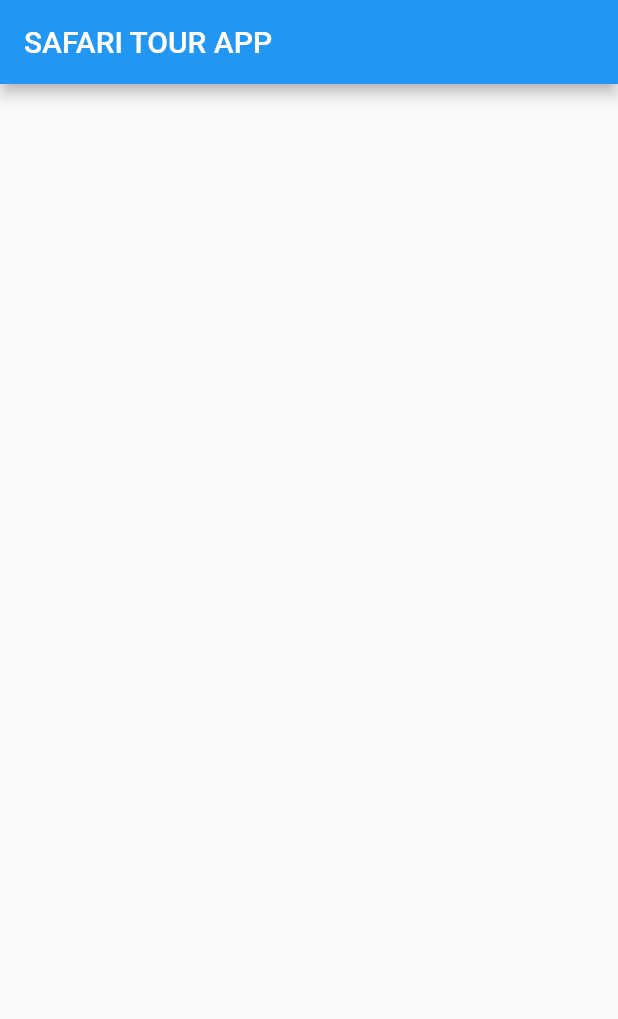
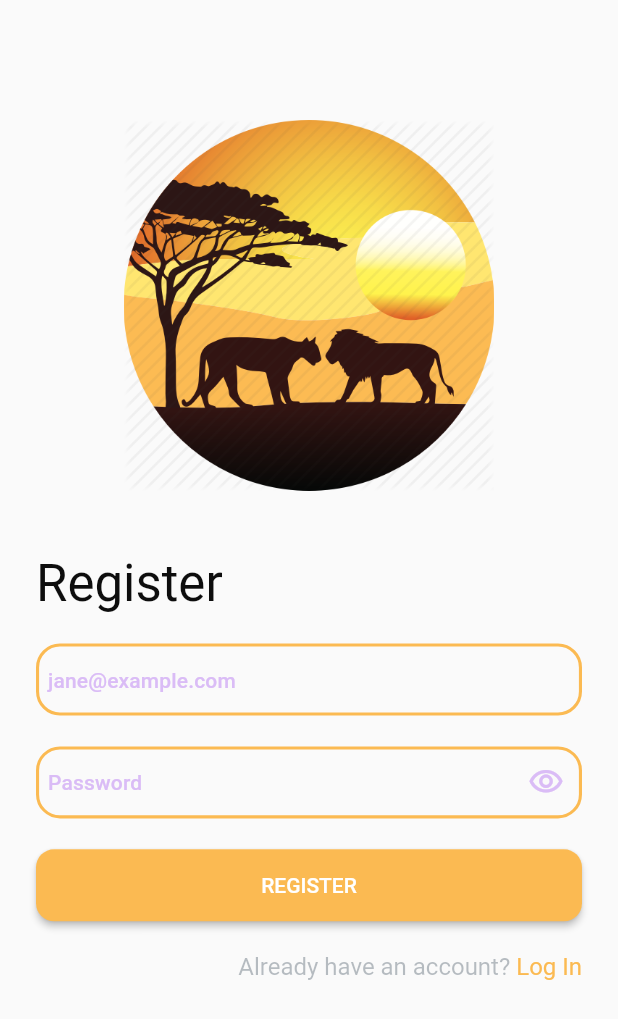
Before and after one commit to Sedatdynn/SafariTourApp, a Flutter app: the screen it shows after launch, on a phone screen of 412 x 824 dp. Shown: the top 1019 px of the screen. Run offline on Flutter 3.47's test engine with Material 2 defaults, Android fonts, the light colour scheme and no system bars; our stand-ins replace bloc.

Commit message:
register ui implemented

```diff
--- /dev/null
+++ b/safari_tour_app/lib/feature/register/view/register.dart
@@ -0,0 +1,137 @@
+import 'package:flutter/material.dart';
+import 'package:safari_tour_app/feature/launch/view/launch.dart';
+import 'package:safari_tour_app/product/const/text/app_text.dart';
+import 'package:safari_tour_app/product/extension/images/png/png_images.dart';
+import 'package:safari_tour_app/product/extension/responsive/responsive.dart';
+
+import '../../../product/const/theme/colors.dart';
+import '../../../product/enums/images/image_enums.dart';
+import '../../../product/widget/button/active_button.dart';
+import '../../../product/widget/sizedBox/sized_box.dart';
+import '../../../product/widget/textfield/auth_textfield.dart';
+
+class RegisterView extends StatefulWidget {
+  const RegisterView({Key? key}) : super(key: key);
+  @override
+  State<RegisterView> createState() => _RegisterViewState();
+}
+
+class _RegisterViewState extends State<RegisterView> {
+  final TextEditingController _emailController = TextEditingController();
+  final TextEditingController _passwordController = TextEditingController();
+  bool isVisible = false;
+  @override
+  Widget build(BuildContext context) {
+    return Scaffold(
+      appBar: AppBar(
+        elevation: 0,
+        backgroundColor: AppColors.transparent,
+      ),
+      body: Padding(
+        padding: context.extremeAllPadding,
+        child: buildMainBody(context),
+      ),
+    );
+  }
+
+  SingleChildScrollView buildMainBody(BuildContext context) {
+    return SingleChildScrollView(
+      child: Column(
+        children: [
+          SizedBox(
+              height: context.dynamicHeight(0.3),
+              child: ImagePaths.safari.toWidget()),
+          ConstSpace(
+            height: context.dynamicHeight(0.05),
+          ),
+          buildRegisterText(context),
+          const ConstSpace(),
+          buildEmailTextfield(),
+          const ConstSpace(),
+          buildPasswordTextfield(),
+          const ConstSpace(),
+          buildLoginButton(context),
+          const ConstSpace(),
+          buildBottomText(context),
+        ],
+      ),
+    );
+  }
+
+  Align buildRegisterText(BuildContext context) {
+    return Align(
+      alignment: Alignment.centerLeft,
+      child: Text(
+        AppText.register,
+        style: Theme.of(context)
+            .textTheme
+            .headlineMedium
+            ?.copyWith(color: AppColors.black),
+      ),
+    );
+  }
+
+  ProductTextField buildEmailTextfield() {
+    return ProductTextField(
+      controller: _emailController,
+      validator: (value) => (value ?? "").contains("@") ? null : AppText.wrong,
+      hintText: AppText.exampleMail,
+      keyboardType: TextInputType.emailAddress,
+    );
+  }
+
+  ProductTextField buildPasswordTextfield() {
+    return ProductTextField(
+      controller: _passwordController,
+      validator: (value) => null,
+      hintText: AppText.password,
+      keyboardType: TextInputType.emailAddress,
+      secondIcon: Icons.visibility_outlined,
+      firstIcon: Icons.visibility_off_outlined,
+      passwordVisible: isVisible,
+      onPressed: () {
+        setState(() {
+          isVisible = !isVisible;
+        });
+      },
+    );
+  }
+
+  SizedBox buildLoginButton(BuildContext context) {
+    return SizedBox(
+      width: context.width,
+      child: ActiveButton(
+        label: AppText.register.toUpperCase(),
+        onPressed: () {},
+      ),
+    );
+  }
+
+  buildBottomText(BuildContext context) {
+    return Row(
+      mainAxisAlignment: MainAxisAlignment.end,
+      children: [
+        Text(
+          AppText.haveAccount,
+          style: Theme.of(context).textTheme.titleMedium?.copyWith(
+                color: AppColors.darkGrey.withOpacity(0.4),
+              ),
+        ),
+        InkWell(
+          onTap: () => Navigator.push(
+              context,
+              MaterialPageRoute(
+                builder: (context) => const LaunchView(),
+              )),
+          child: Text(
+            AppText.login,
+            style: Theme.of(context)
+                .textTheme
+                .titleMedium
+                ?.copyWith(color: AppColors.button),
+          ),
+        ),
+      ],
+    );
+  }
+}
--- a/safari_tour_app/lib/feature/splash/view/splash_view.dart
+++ b/safari_tour_app/lib/feature/splash/view/splash_view.dart
@@ -1,6 +1,7 @@
 import 'dart:async';
 
 import 'package:flutter/material.dart';
+import 'package:safari_tour_app/feature/register/view/register.dart';
 import 'package:safari_tour_app/product/extension/responsive/responsive.dart';
 
 import '../../../product/const/duration/duration.dart';
@@ -25,7 +26,8 @@ class _SplashScreenViewState extends State<SplashScreenView> {
     return Timer(Durations.slow, () {
       setState(() {
         Navigator.of(context).pushAndRemoveUntil(
-            MaterialPageRoute(builder: (context) => const LaunchView()),
+            MaterialPageRoute(
+                builder: (context) => const RegisterView()), //LaunchView()),
             (route) => false);
       });
     });
@@ -74,7 +76,7 @@ class _SplashScreenViewState extends State<SplashScreenView> {
     return AnimatedOpacity(
       opacity: _isVisible ? 1.0 : 0,
       duration: Durations.slow,
-      child: Center(
+      child: const Center(
         child: ClipOval(
             // child: ImagePaths.logo.toWidget(),
             ),
@@ -86,7 +88,7 @@ class _SplashScreenViewState extends State<SplashScreenView> {
     return Positioned(
       bottom: context.dynamicHeight(0.05),
       child: Row(
-        children: [
+        children: const [
           // ImagePaths.flash.toWidget(),
           // ImagePaths.tech.toWidget(),
         ],
--- a/safari_tour_app/lib/main.dart
+++ b/safari_tour_app/lib/main.dart
@@ -12,6 +12,7 @@ class MyApp extends StatelessWidget {
   Widget build(BuildContext context) {
     return MaterialApp(
       title: 'Flutter Demo',
+      debugShowCheckedModeBanner: false,
       theme: ThemeData(
         primarySwatch: Colors.blue,
       ),
--- /dev/null
+++ b/safari_tour_app/lib/product/const/border/border_radi.dart
@@ -0,0 +1,30 @@
+import 'package:flutter/material.dart';
+
+class BorderRadi {
+  /// Extreme low circular border, radius: 8.
+  static const BorderRadius extremeLowCircular =
+      BorderRadius.all(Radius.circular(8));
+
+  /// Low circular border, radius: 12.
+  static const BorderRadius lowCircular = BorderRadius.all(Radius.circular(12));
+
+  /// Low-Medium circular border, radius: 16.
+  static const BorderRadius lowMedCircular =
+      BorderRadius.all(Radius.circular(16));
+
+  /// Medium circular border, radius: 18.
+  static const BorderRadius mediumCircular =
+      BorderRadius.all(Radius.circular(18));
+
+  /// Medium-High circular border, radius: 24.
+  static const BorderRadius medHighCircular =
+      BorderRadius.all(Radius.circular(24));
+
+  /// High circular border, radius: 26.
+  static const BorderRadius highCircular =
+      BorderRadius.all(Radius.circular(26));
+
+  /// Extreme circular border, radius: 30.
+  static const BorderRadius extremeCircular =
+      BorderRadius.all(Radius.circular(30));
+}
--- /dev/null
+++ b/safari_tour_app/lib/product/const/border/border_shape.dart
@@ -0,0 +1,29 @@
+import 'package:flutter/material.dart';
+
+import 'border_radi.dart';
+
+class ShapedBorders {
+  /// Low rounded rectangle shaped border. Radius: 12.
+  static const RoundedRectangleBorder roundedLow =
+      RoundedRectangleBorder(borderRadius: BorderRadi.lowCircular);
+
+  /// Low-Medium rounded rectangle shaped border. Radius: 16.
+  static const RoundedRectangleBorder roundedLowMed =
+      RoundedRectangleBorder(borderRadius: BorderRadi.lowMedCircular);
+
+  /// Medium rounded rectangle shaped border. Radius: 18.
+  static const RoundedRectangleBorder roundedMedium =
+      RoundedRectangleBorder(borderRadius: BorderRadi.mediumCircular);
+
+  /// Medium-High rounded rectangle shaped border. Radius: 24.
+  static const RoundedRectangleBorder roundedMedHigh =
+      RoundedRectangleBorder(borderRadius: BorderRadi.medHighCircular);
+
+  /// High rounded rectangle shaped border. Radius: 26.
+  static const RoundedRectangleBorder roundedHigh =
+      RoundedRectangleBorder(borderRadius: BorderRadi.highCircular);
+
+  /// Extremely rounded rectangle shaped border. Radius: 30.
+  static const RoundedRectangleBorder roundedExtreme =
+      RoundedRectangleBorder(borderRadius: BorderRadi.extremeCircular);
+}
--- /dev/null
+++ b/safari_tour_app/lib/product/const/decoration/textFieldDeco/textfield_deco.dart
@@ -0,0 +1,52 @@
+import 'package:flutter/material.dart';
+import 'package:safari_tour_app/product/extension/responsive/responsive.dart';
+
+import '../../border/border_radi.dart';
+import '../../theme/colors.dart';
+
+class ProductTextFieldDecoration extends InputDecoration {
+  ProductTextFieldDecoration(
+      BuildContext context,
+      String? hintText,
+      IconData? firstIcon,
+      IconData? secondIcon,
+      bool? passwordVisible,
+      VoidCallback? onPressed)
+      : super(
+            contentPadding: context.lowAllPadding,
+            enabledBorder: focusedBorderStyle(context),
+            focusedBorder: focusedBorderStyle(context),
+            border: standardBorder(context),
+            hintText: hintText,
+            hintStyle: Theme.of(context).textTheme.titleSmall?.copyWith(
+                  color: AppColors.mainPrimary,
+                ),
+            suffixIcon: IconButton(
+              icon: Icon(
+                (passwordVisible ?? false) ? firstIcon : secondIcon,
+                color: AppColors.mainPrimary,
+              ),
+              onPressed: onPressed,
+            ));
+
+  static OutlineInputBorder focusedBorderStyle(BuildContext context) {
+    return OutlineInputBorder(
+      borderRadius: borderRadius,
+      borderSide: BorderSide(
+        color: AppColors.button,
+        width: context.dynamicWidth(0.005),
+      ),
+    );
+  }
+
+  static OutlineInputBorder standardBorder(BuildContext context) =>
+      OutlineInputBorder(
+        borderRadius: borderRadius,
+        borderSide: BorderSide(
+          color: AppColors.lightGrey,
+          width: context.dynamicWidth(0.1),
+        ),
+      );
+
+  static BorderRadius get borderRadius => BorderRadi.lowMedCircular;
+}
--- /dev/null
+++ b/safari_tour_app/lib/product/const/text/app_text.dart
@@ -0,0 +1,14 @@
+mixin AppText {
+  /// Title above the list of tasks.
+  static const String appTitle = 'Safari Tour App';
+  static const String login = 'Log In';
+  static const String exampleMail = 'jane@example.com';
+  static const String password = 'Password';
+  static const String newUser = "I'm a new user.";
+  static const String haveAccount = 'Already have an account? ';
+  static const String register = 'Register';
+  static const String registration = 'Registration';
+  static const String drawerHome = 'Welcome';
+  static const String drawerHistory = 'Launch';
+  static const String wrong = 'Wrong!';
+}
--- a/safari_tour_app/lib/product/const/theme/colors.dart
+++ b/safari_tour_app/lib/product/const/theme/colors.dart
@@ -1,7 +1,7 @@
 import 'package:flutter/material.dart';
 
 class AppColors {
-  static const Color mainPrimary = Color(0xff0085FF);
+  static const Color mainPrimary = Color(0xfffdabcf6);
   static const int _primaryColor = 0xffff5f00;
   static const Map<int, Color> _swatch = <int, Color>{
     50: Color.fromARGB(24, 220, 85, 1),
@@ -21,7 +21,8 @@ class AppColors {
 
   /// White color.
   static const Color white = Color.fromRGBO(255, 255, 255, 1); //
-  static const Color button = Color(0xff005EB6);
+  static const Color button = Color(0xfffbba52);
+  static const Color transparent = Colors.transparent;
 
   /// White color.
   static const Color black = Color(0xff0d0d0d);
--- /dev/null
+++ b/safari_tour_app/lib/product/enums/images/image_enums.dart
@@ -0,0 +1 @@
+enum ImagePaths { safari }
--- /dev/null
+++ b/safari_tour_app/lib/product/extension/images/png/png_images.dart
@@ -0,0 +1,13 @@
+import 'package:flutter/material.dart';
+
+import '../../../enums/images/image_enums.dart';
+
+extension ImagePathExtension on ImagePaths {
+  String get rawValue => "assets/png/$name.png";
+  Widget toWidget({BoxFit? boxFit}) {
+    return Image.asset(
+      rawValue,
+      fit: boxFit ?? BoxFit.contain,
+    );
+  }
+}
--- /dev/null
+++ b/safari_tour_app/lib/product/widget/button/active_button.dart
@@ -0,0 +1,39 @@
+import '../../const/border/border_shape.dart';
+import '../../const/theme/colors.dart';
+import '../../extension/responsive/responsive.dart';
+import 'package:flutter/material.dart';
+
+class ActiveButton extends StatelessWidget {
+  const ActiveButton(
+      {super.key,
+      required this.label,
+      required this.onPressed,
+      this.buttonColor,
+      this.textColor});
+  final String label;
+  final Color? buttonColor;
+  final Color? textColor;
+
+  final VoidCallback? onPressed;
+
+  @override
+  Widget build(BuildContext context) {
+    return ElevatedButton(
+      onPressed: onPressed,
+      style: ElevatedButton.styleFrom(
+        shape: ShapedBorders.roundedLow,
+        padding: context.midAllPadding,
+        backgroundColor: buttonColor ?? AppColors.button,
+      ),
+      child: Text(
+        label,
+        style: Theme.of(context).textTheme.bodyLarge?.copyWith(
+              fontWeight: FontWeight.w500,
+              color: onPressed == null
+                  ? AppColors.button.withOpacity(0.5)
+                  : (textColor ?? AppColors.white),
+            ),
+      ),
+    );
+  }
+}
--- /dev/null
+++ b/safari_tour_app/lib/product/widget/sizedBox/sized_box.dart
@@ -0,0 +1,17 @@
+import 'package:flutter/material.dart';
+import 'package:safari_tour_app/product/extension/responsive/responsive.dart';
+
+class ConstSpace extends StatelessWidget {
+  const ConstSpace({
+    super.key,
+    this.height,
+  });
+  final double? height;
+  @override
+  Widget build(BuildContext context) {
+    return SizedBox(
+      height: height ?? context.dynamicHeight(0.025),
+      width: context.dynamicWidth(0.02),
+    );
+  }
+}
--- /dev/null
+++ b/safari_tour_app/lib/product/widget/textfield/auth_textfield.dart
@@ -0,0 +1,46 @@
+import 'package:flutter/material.dart';
+
+import '../../const/decoration/textFieldDeco/textfield_deco.dart';
+import '../../const/theme/colors.dart';
+
+class ProductTextField extends StatelessWidget {
+  const ProductTextField({
+    required this.validator,
+    super.key,
+    this.hintText,
+    this.keyboardType,
+    this.controller,
+    this.passwordVisible,
+    this.onPressed,
+    this.firstIcon,
+    this.secondIcon,
+  });
+  final String? Function(String?) validator;
+  final String? hintText;
+  final TextInputType? keyboardType;
+
+  final TextEditingController? controller;
+  final bool? passwordVisible;
+  final VoidCallback? onPressed;
+  final IconData? firstIcon;
+  final IconData? secondIcon;
+
+  @override
+  Widget build(BuildContext context) {
+    return TextFormField(
+      controller: controller,
+      keyboardType: keyboardType,
+      obscureText: passwordVisible ?? false,
+      cursorColor: AppColors.mainPrimary,
+      decoration: ProductTextFieldDecoration(
+        context,
+        hintText,
+        firstIcon,
+        secondIcon,
+        passwordVisible,
+        onPressed,
+      ),
+      validator: validator,
+    );
+  }
+}
--- a/safari_tour_app/pubspec.yaml
+++ b/safari_tour_app/pubspec.yaml
@@ -54,9 +54,8 @@ flutter:
   # the material Icons class.
   uses-material-design: true
   # To add assets to your application, add an assets section, like this:
-  # assets:
-  #   - images/a_dot_burr.jpeg
-  #   - images/a_dot_ham.jpeg
+  assets:
+    - assets/png/
   # An image asset can refer to one or more resolution-specific "variants", see
   # https://flutter.dev/assets-and-images/#resolution-aware
   # For details regarding adding assets from package dependencies, see
```
Also changed, not shown: safari_tour_app/assets/png/safari.png (added).
